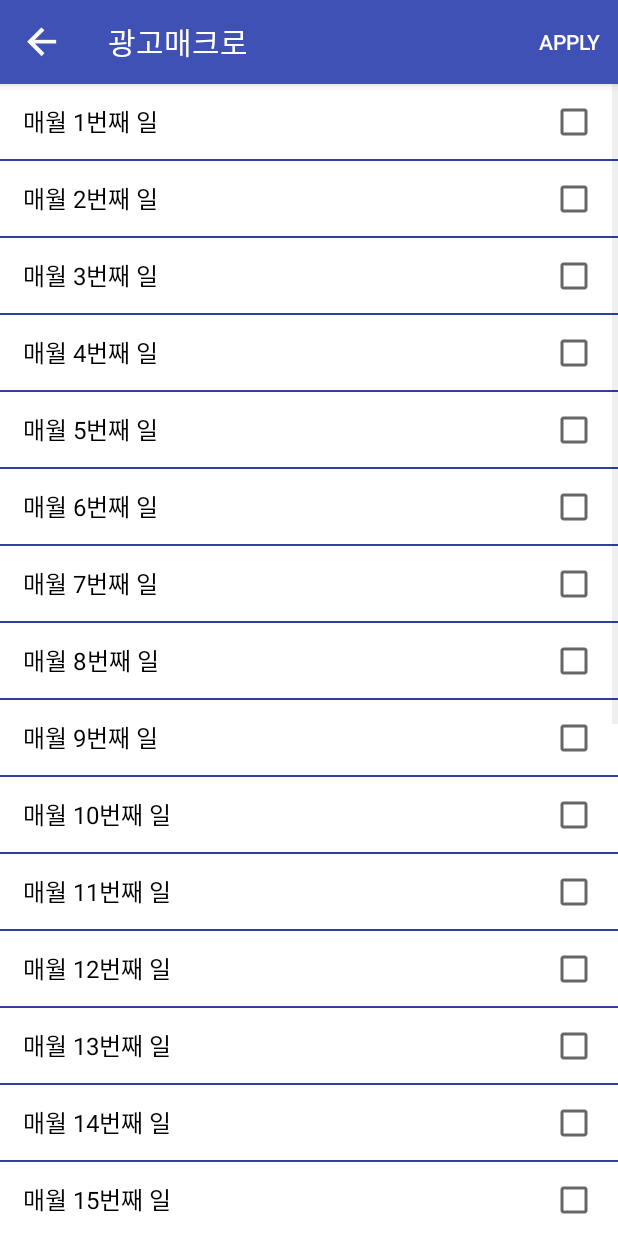
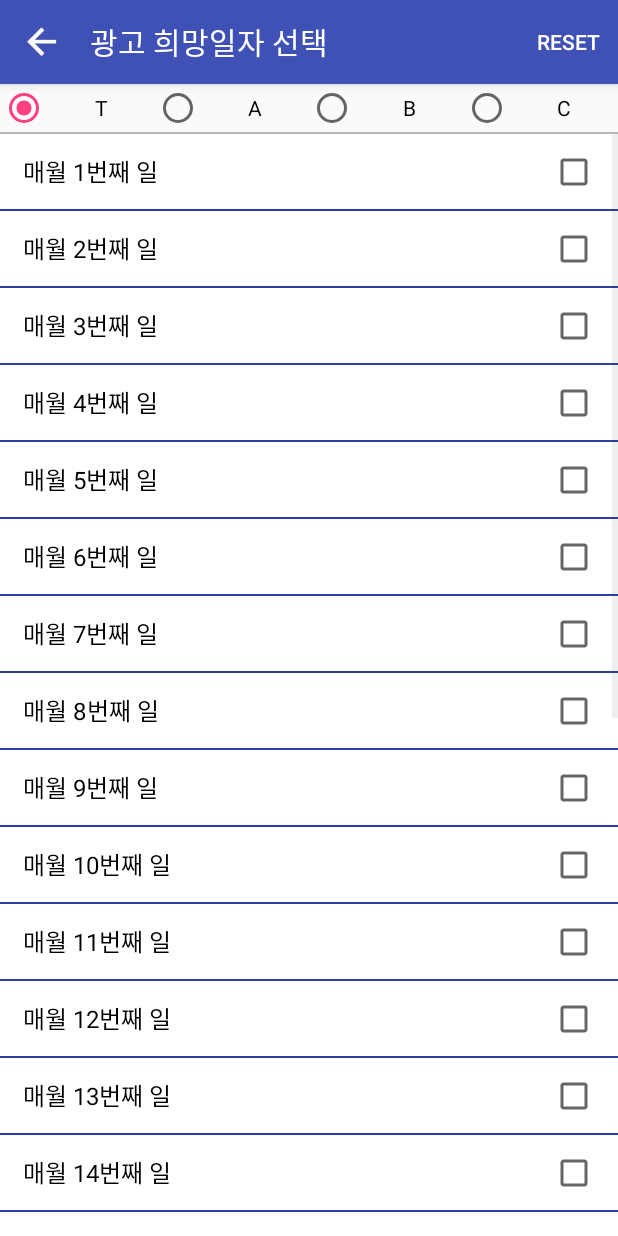
Before and after one commit to AaronChoi/ad_macro, an Android app: the CalendarCheckActivity screen opened directly, with no data from a screen before it, on a phone screen of 412 x 824 dp. Run offline under Robolectric (Android 15) with nearby library versions, the phone set to English and light mode, and no system bars.

Commit message:
[달력] 희망일을 타입별로 선택할 수 있게 바꿈
Change-Id: I832993d59ac64e1b5edeb54d561d3924eda64dd2

```diff
--- a/app/src/main/java/com/aaron/application/ssmarket_ad/activity/CalendarCheckActivity.java
+++ b/app/src/main/java/com/aaron/application/ssmarket_ad/activity/CalendarCheckActivity.java
@@ -8,10 +8,13 @@ import android.view.Menu;
 import android.view.MenuItem;
 import android.view.View;
 import android.widget.ListView;
+import android.widget.RadioGroup;
 
 import com.aaron.application.ssmarket_ad.R;
 import com.aaron.application.ssmarket_ad.adapter.CalendarAdapter;
 import com.aaron.application.ssmarket_ad.common.PreferenceManager;
+
+import java.util.ArrayList;
 
 
 public class CalendarCheckActivity extends AppCompatActivity {
@@ -24,11 +27,45 @@ public class CalendarCheckActivity extends AppCompatActivity {
         setContentView(R.layout.activity_calendar);
         toolbar = (Toolbar) findViewById(R.id.toolbar);
         toolbar.setNavigationIcon(R.mipmap.ic_navi_back);
+        toolbar.setContentInsetStartWithNavigation(0);
         setSupportActionBar(toolbar);
+        getSupportActionBar().setTitle("광고 희망일자 선택");
 
         ListView listView = (ListView) findViewById(R.id.lv_calendar);
         mAdapter = new CalendarAdapter(this);
         listView.setAdapter(mAdapter);
+
+        RadioGroup typeOptions = (RadioGroup) findViewById(R.id.typeOptions);
+        typeOptions.setOnCheckedChangeListener(new RadioGroup.OnCheckedChangeListener() {
+            @Override
+            public void onCheckedChanged(RadioGroup group, int checkedId) {
+                // 마지막에 보던 페이지의 데이터를 저장하고 변경해줌
+                saveCalendarPref();
+
+                String key;
+                switch (checkedId) {
+                    case R.id.typeA:
+                        key = PreferenceManager.PREFERENCE_CALENDAR_A;
+                        break;
+                    case R.id.typeB:
+                        key = PreferenceManager.PREFERENCE_CALENDAR_B;
+                        break;
+                    case R.id.typeC:
+                        key = PreferenceManager.PREFERENCE_CALENDAR_C;
+                        break;
+                    case R.id.typeT:
+                    default:
+                        key = PreferenceManager.PREFERENCE_CALENDAR_T;
+                        break;
+                }
+                mAdapter.setItems(key);
+            }
+        });
+        typeOptions.check(R.id.typeT);
+    }
+
+    private void saveCalendarPref() {
+        PreferenceManager.getInstance(this).put(mAdapter.getLastKey(), mAdapter.getItems());
     }
 
     @Override
@@ -52,13 +89,18 @@ public class CalendarCheckActivity extends AppCompatActivity {
         int id = item.getItemId();
 
         //noinspection SimplifiableIfStatement
-        if (id == R.id.action_apply) {
-            PreferenceManager.getInstance(this).put(PreferenceManager.PREFERENCE_CALENDAR, mAdapter.getItems());
-            setResult(RESULT_OK);
-            finish();
+        if (id == R.id.action_reset) {
+            PreferenceManager.getInstance(this).put(mAdapter.getLastKey(), new ArrayList<String>());
+            mAdapter.setItems(mAdapter.getLastKey());
             return true;
         }
 
         return true;
     }
+
+    @Override
+    public void onBackPressed() {
+        super.onBackPressed();
+        saveCalendarPref();
+    }
 }
--- a/app/src/main/java/com/aaron/application/ssmarket_ad/activity/MainActivity.java
+++ b/app/src/main/java/com/aaron/application/ssmarket_ad/activity/MainActivity.java
@@ -75,7 +75,7 @@ public class MainActivity extends AppCompatActivity
             public void onClick(View view) {
                 Intent intent = new Intent(MainActivity.this, CalendarCheckActivity.class);
                 intent.addFlags(Intent.FLAG_ACTIVITY_SINGLE_TOP);
-                startActivityForResult(intent, 1001);
+                startActivity(intent);
             }
         });
 
--- a/app/src/main/java/com/aaron/application/ssmarket_ad/adapter/CalendarAdapter.java
+++ b/app/src/main/java/com/aaron/application/ssmarket_ad/adapter/CalendarAdapter.java
@@ -16,11 +16,18 @@ import java.util.ArrayList;
 public class CalendarAdapter extends BaseAdapter {
     private ArrayList<Boolean> items = new ArrayList<>();
     private Context mContext;
+    private String lastKey;
 
     public CalendarAdapter(Context context) {
         mContext = context;
 
-        ArrayList<String> arrayList = PreferenceManager.getInstance(context).getStringArray(PreferenceManager.PREFERENCE_CALENDAR, null);
+        setItems(PreferenceManager.PREFERENCE_CALENDAR_T);
+    }
+
+    public void setItems(String key) {
+        lastKey = key;
+        ArrayList<String> arrayList = PreferenceManager.getInstance(mContext).getStringArray(key, null);
+        items.clear();
         for(int i=0 ; i<27 ; i++) {
             items.add(false);
         }
@@ -30,6 +37,7 @@ public class CalendarAdapter extends BaseAdapter {
                 items.set(Integer.parseInt(item), true);
             }
         }
+        notifyDataSetChanged();
     }
 
     public ArrayList<String> getItems() {
@@ -42,6 +50,10 @@ public class CalendarAdapter extends BaseAdapter {
             index++;
         }
         return resultArray;
+    }
+
+    public String getLastKey() {
+        return lastKey;
     }
 
     @Override
--- a/app/src/main/java/com/aaron/application/ssmarket_ad/common/PreferenceManager.java
+++ b/app/src/main/java/com/aaron/application/ssmarket_ad/common/PreferenceManager.java
@@ -13,7 +13,11 @@ public class PreferenceManager {
 
     private static final String APP_PREFERENCE = "APP_PREFERENCE";
     public static final String PREFERENCE_TOKEN = "PREFERENCE_TOKEN";
-    public static final String PREFERENCE_CALENDAR = "PREFERENCE_CALENDAR";
+
+    public static final String PREFERENCE_CALENDAR_T = "PREFERENCE_CALENDAR_T";
+    public static final String PREFERENCE_CALENDAR_A = "PREFERENCE_CALENDAR_A";
+    public static final String PREFERENCE_CALENDAR_B = "PREFERENCE_CALENDAR_B";
+    public static final String PREFERENCE_CALENDAR_C = "PREFERENCE_CALENDAR_C";
 
     public static final String PREFERENCE_AD_T = "PREFERENCE_AD_T";
     public static final String PREFERENCE_AD_A = "PREFERENCE_AD_A";
--- a/app/src/main/java/com/aaron/application/ssmarket_ad/service/MacroService.java
+++ b/app/src/main/java/com/aaron/application/ssmarket_ad/service/MacroService.java
@@ -74,7 +74,7 @@ public class MacroService extends IntentService {
                                 boolean isOpen = !"Closed".equalsIgnoreCase(response.body().getInfo().getStatus());
                                 if(isOpen) {
                                     String applyDays = "";
-                                    ArrayList<String> requestDays = pref.getStringArray(PreferenceManager.PREFERENCE_CALENDAR, null);
+                                    ArrayList<String> requestDays = pref.getStringArray(adType.getCalendarKey(), null);
                                     ArrayList<Goods> serverDays = response.body().getItems();
                                     int count = 0;
 
--- a/app/src/main/res/layout/activity_calendar.xml
+++ b/app/src/main/res/layout/activity_calendar.xml
@@ -18,6 +18,50 @@
 
     </android.support.design.widget.AppBarLayout>
 
+    <RadioGroup
+        android:id="@+id/typeOptions"
+        android:layout_width="match_parent"
+        android:layout_height="wrap_content"
+        android:orientation="horizontal">
+
+        <RadioButton
+            android:id="@+id/typeT"
+            android:layout_height="wrap_content"
+            android:layout_width="0dp"
+            android:layout_weight="0.25"
+            android:gravity="center"
+            android:text="T"/>
+
+        <RadioButton
+            android:id="@+id/typeA"
+            android:layout_width="0dp"
+            android:layout_weight="0.25"
+            android:layout_height="wrap_content"
+            android:gravity="center"
+            android:text="A"/>
+
+        <RadioButton
+            android:id="@+id/typeB"
+            android:layout_width="0dp"
+            android:layout_weight="0.25"
+            android:layout_height="wrap_content"
+            android:gravity="center"
+            android:text="B"/>
+
+        <RadioButton
+            android:id="@+id/typeC"
+            android:layout_width="0dp"
+            android:layout_weight="0.25"
+            android:layout_height="wrap_content"
+            android:gravity="center"
+            android:text="C"/>
+    </RadioGroup>
+
+    <View
+        android:layout_width="match_parent"
+        android:layout_height="1dp"
+        android:background="#44000000"/>
+
     <ListView
         android:id="@+id/lv_calendar"
         android:layout_width="match_parent"
--- a/app/src/main/res/menu/calendar.xml
+++ b/app/src/main/res/menu/calendar.xml
@@ -2,8 +2,8 @@
 <menu xmlns:android="http://schemas.android.com/apk/res/android"
     xmlns:app="http://schemas.android.com/apk/res-auto">
     <item
-        android:id="@+id/action_apply"
+        android:id="@+id/action_reset"
         android:orderInCategory="100"
-        android:title="@string/action_apply"
+        android:title="@string/action_reset"
         app:showAsAction="always" />
 </menu>
--- a/app/src/main/res/values/strings.xml
+++ b/app/src/main/res/values/strings.xml
@@ -5,5 +5,5 @@
     <string name="navigation_drawer_close">Close navigation drawer</string>
 
     <string name="action_settings">Settings</string>
-    <string name="action_apply">Apply</string>
+    <string name="action_reset">Reset</string>
 </resources>
```
Also changed, not shown: app/src/main/java/com/aaron/application/ssmarket_ad/common/AdType.java (+11 -5 lines).
